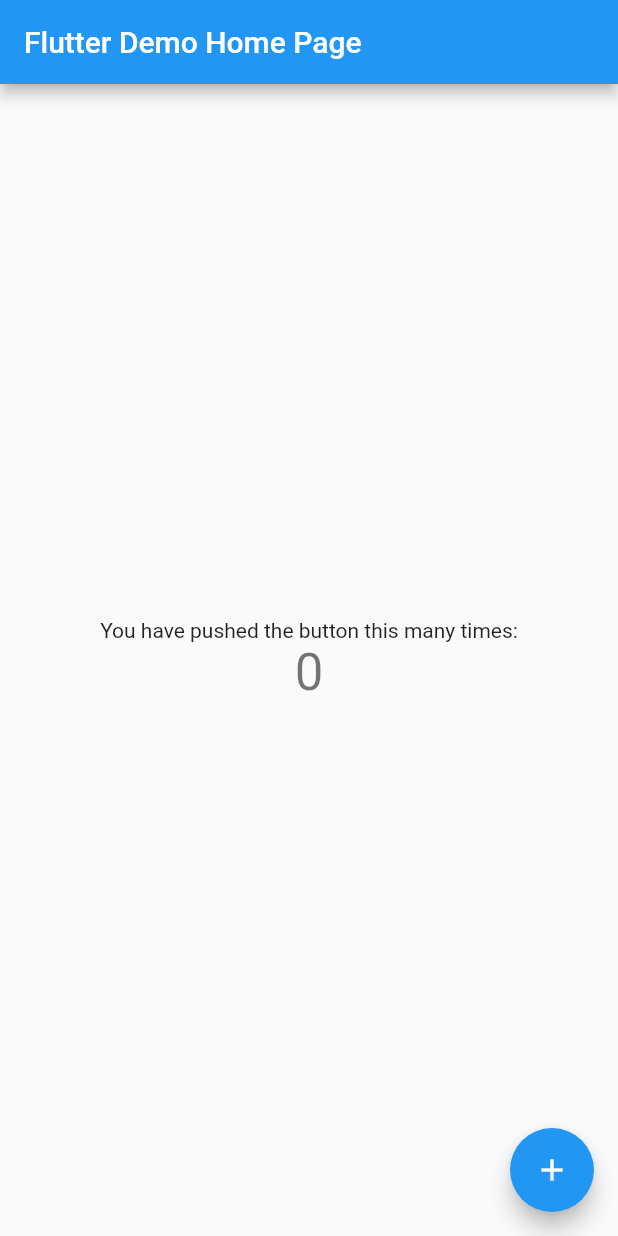
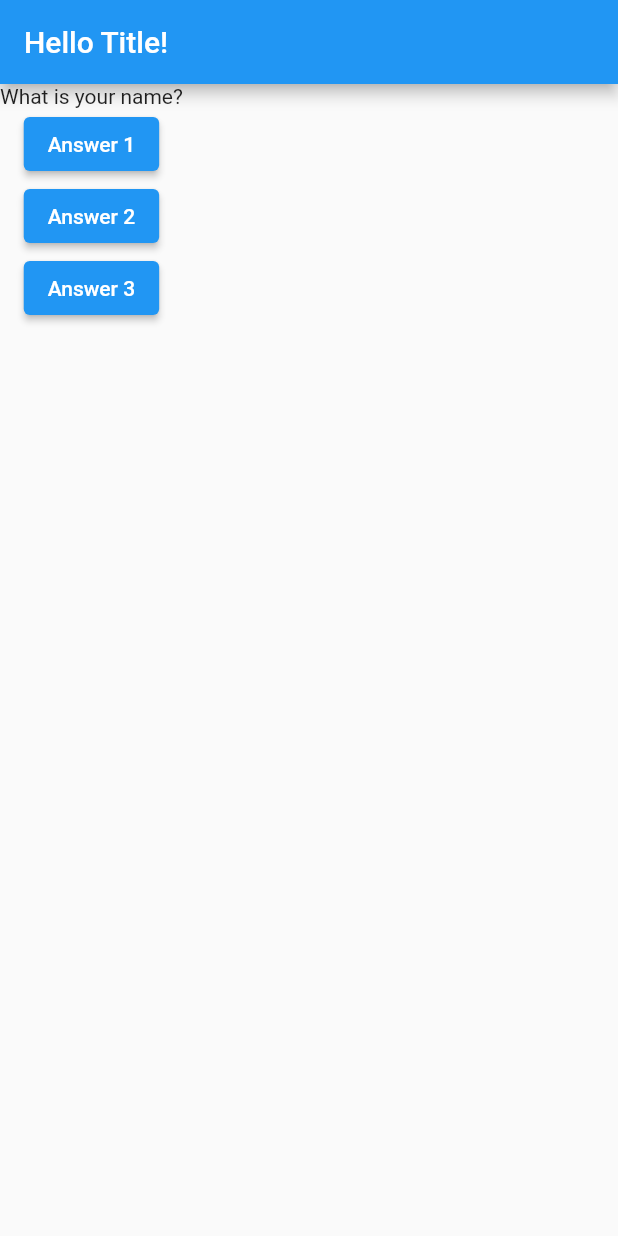
Before and after one commit to kesslermatics/RTC, a Flutter app: the screen it shows after launch, on a phone screen of 412 x 824 dp. Run offline on Flutter 3.47's test engine with Material 2 defaults, Android fonts, the phone set to English and light mode, and no system bars.

Commit message:
Updated main.dart

```diff
--- a/lib/main.dart
+++ b/lib/main.dart
@@ -1,113 +1,57 @@
-import 'package:flutter/material.dart';
+import "package:flutter/material.dart";
 
 void main() {
-  runApp(MyApp());
+  runApp(RTCApp());
 }
 
-class MyApp extends StatelessWidget {
-  // This widget is the root of your application.
+class RTCApp extends StatefulWidget {
   @override
-  Widget build(BuildContext context) {
-    return MaterialApp(
-      title: 'Flutter Demo',
-      theme: ThemeData(
-        // This is the theme of your application.
-        //
-        // Try running your application with "flutter run". You'll see the
-        // application has a blue toolbar. Then, without quitting the app, try
-        // changing the primarySwatch below to Colors.green and then invoke
-        // "hot reload" (press "r" in the console where you ran "flutter run",
-        // or simply save your changes to "hot reload" in a Flutter IDE).
-        // Notice that the counter didn't reset back to zero; the application
-        // is not restarted.
-        primarySwatch: Colors.blue,
-      ),
-      home: MyHomePage(title: 'Flutter Demo Home Page'),
-    );
+  State<StatefulWidget> createState() {
+    return RTCAppState();
   }
 }
 
-class MyHomePage extends StatefulWidget {
-  MyHomePage({Key key, this.title}) : super(key: key);
+class RTCAppState extends State<RTCApp> {
+  var questionIndex = 0;
 
-  // This widget is the home page of your application. It is stateful, meaning
-  // that it has a State object (defined below) that contains fields that affect
-  // how it looks.
-
-  // This class is the configuration for the state. It holds the values (in this
-  // case the title) provided by the parent (in this case the App widget) and
-  // used by the build method of the State. Fields in a Widget subclass are
-  // always marked "final".
-
-  final String title;
-
-  @override
-  _MyHomePageState createState() => _MyHomePageState();
-}
-
-class _MyHomePageState extends State<MyHomePage> {
-  int _counter = 0;
-
-  void _incrementCounter() {
+  void answerQuestion() {
     setState(() {
-      // This call to setState tells the Flutter framework that something has
-      // changed in this State, which causes it to rerun the build method below
-      // so that the display can reflect the updated values. If we changed
-      // _counter without calling setState(), then the build method would not be
-      // called again, and so nothing would appear to happen.
-      _counter++;
+      if (questionIndex == 1)
+        questionIndex = 0;
+      else if (questionIndex == 0) questionIndex = 1;
+      print("Answer chosen");
     });
   }
 
   @override
   Widget build(BuildContext context) {
-    // This method is rerun every time setState is called, for instance as done
-    // by the _incrementCounter method above.
-    //
-    // The Flutter framework has been optimized to make rerunning build methods
-    // fast, so that you can just rebuild anything that needs updating rather
-    // than having to individually change instances of widgets.
-    return Scaffold(
-      appBar: AppBar(
-        // Here we take the value from the MyHomePage object that was created by
-        // the App.build method, and use it to set our appbar title.
-        title: Text(widget.title),
-      ),
-      body: Center(
-        // Center is a layout widget. It takes a single child and positions it
-        // in the middle of the parent.
-        child: Column(
-          // Column is also a layout widget. It takes a list of children and
-          // arranges them vertically. By default, it sizes itself to fit its
-          // children horizontally, and tries to be as tall as its parent.
-          //
-          // Invoke "debug painting" (press "p" in the console, choose the
-          // "Toggle Debug Paint" action from the Flutter Inspector in Android
-          // Studio, or the "Toggle Debug Paint" command in Visual Studio Code)
-          // to see the wireframe for each widget.
-          //
-          // Column has various properties to control how it sizes itself and
-          // how it positions its children. Here we use mainAxisAlignment to
-          // center the children vertically; the main axis here is the vertical
-          // axis because Columns are vertical (the cross axis would be
-          // horizontal).
-          mainAxisAlignment: MainAxisAlignment.center,
-          children: <Widget>[
-            Text(
-              'You have pushed the button this many times:',
+    var question = [
+      "What is your name?",
+      "What is your age?",
+    ];
+    return MaterialApp(
+      home: Scaffold(
+        appBar: AppBar(
+          title: Text("Hello Title!"),
+        ),
+        body: Column(
+          children: [
+            Text(question[questionIndex]),
+            ElevatedButton(
+              child: Text("Answer 1"),
+              onPressed: answerQuestion,
             ),
-            Text(
-              '$_counter',
-              style: Theme.of(context).textTheme.headline4,
+            ElevatedButton(
+              child: Text("Answer 2"),
+              onPressed: answerQuestion,
             ),
+            ElevatedButton(
+              child: Text("Answer 3"),
+              onPressed: answerQuestion,
+            )
           ],
         ),
       ),
-      floatingActionButton: FloatingActionButton(
-        onPressed: _incrementCounter,
-        tooltip: 'Increment',
-        child: Icon(Icons.add),
-      ), // This trailing comma makes auto-formatting nicer for build methods.
     );
   }
 }
```
